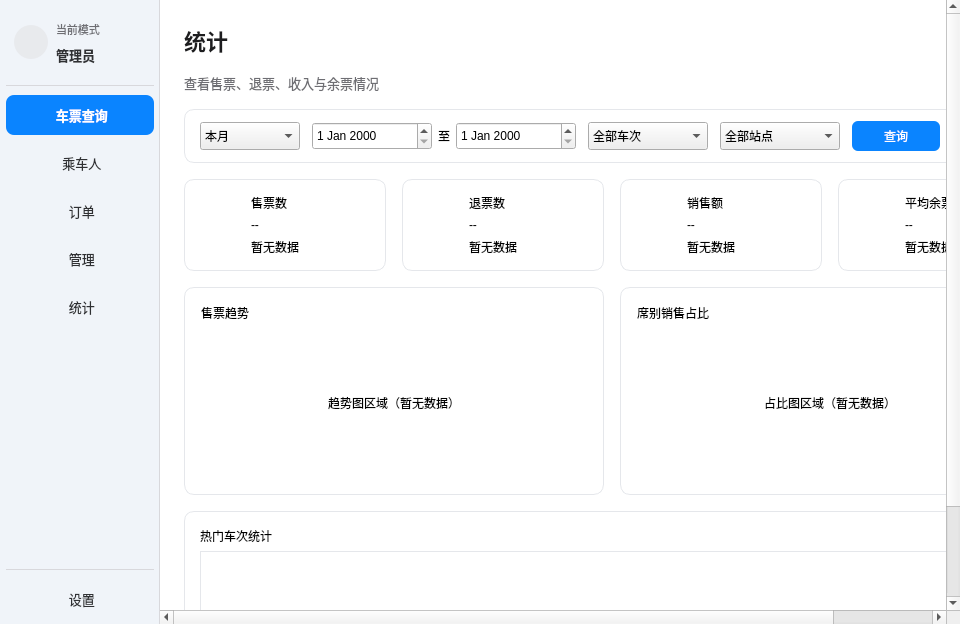
Old version of the form src/app/mainwindow.ui in the repository miunerofrade/seu-qt-summer-school.
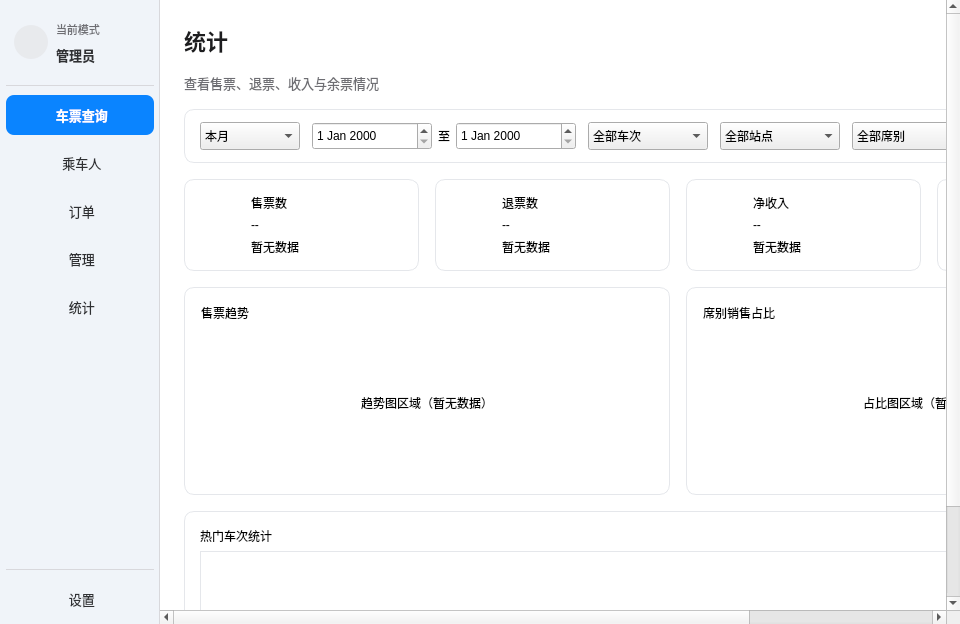
New version of the form. The open tabs and pages were chosen to show the change. Icons and pictures are not drawn. Custom widgets are drawn as their Qt base class.

Patch:
```diff
--- a/src/app/mainwindow.ui
+++ b/src/app/mainwindow.ui
@@ -58,6 +58,10 @@
 QMessageBox QPushButton:default:hover {
     background-color: #0071E3;
     border-color: #0071E3;
+}
+
+QLabel#labelRouteArrow {
+    padding-top: 10px;
 }</string>
    </property>
    <layout class="QHBoxLayout" name="horizontalLayout">
@@ -1505,6 +1509,14 @@
                  </layout>
                 </widget>
                </item>
+               <item>
+                <widget class="QWidget" name="statisticsSeatFilterGroup" native="true">
+                 <layout class="QHBoxLayout" name="horizontalLayoutStatisticsSeatFilter">
+                  <property name="leftMargin"><number>0</number></property><property name="topMargin"><number>0</number></property><property name="rightMargin"><number>0</number></property><property name="bottomMargin"><number>0</number></property>
+                  <item><widget class="QComboBox" name="comboStatisticsSeat"><property name="minimumSize"><size><width>120</width><height>28</height></size></property><item><property name="text"><string>全部席别</string></property></item></widget></item>
+                 </layout>
+                </widget>
+               </item>
                <item>
                 <widget class="QWidget" name="statisticsActionGroup" native="true">
                  <layout class="QHBoxLayout" name="horizontalLayoutStatisticsActions">
@@ -1522,7 +1534,7 @@
               <property name="spacing"><number>16</number></property>
               <item><widget class="QFrame" name="metricTicketsCard"><layout class="QHBoxLayout" name="horizontalLayoutMetricTickets"><property name="leftMargin"><number>16</number></property><property name="topMargin"><number>14</number></property><property name="rightMargin"><number>16</number></property><property name="bottomMargin"><number>14</number></property><item><widget class="QLabel" name="iconMetricTickets"><property name="minimumSize"><size><width>44</width><height>44</height></size></property><property name="maximumSize"><size><width>44</width><height>44</height></size></property><property name="pixmap"><pixmap resource="resources.qrc">:/icons/ticket.svg</pixmap></property><property name="alignment"><set>Qt::AlignmentFlag::AlignCenter</set></property><property name="class">statisticsMetricIcon</property></widget></item><item><layout class="QVBoxLayout" name="verticalLayoutMetricTickets"><item><widget class="QLabel" name="labelMetricTicketsTitle"><property name="text"><string>售票数</string></property><property name="class">statisticsMetricTitle</property></widget></item><item><widget class="QLabel" name="labelMetricTicketsValue"><property name="text"><string>--</string></property><property name="class">statisticsMetricValue</property></widget></item><item><widget class="QLabel" name="labelMetricTicketsCaption"><property name="text"><string>暂无数据</string></property><property name="class">statisticsCaption</property></widget></item></layout></item></layout></widget></item>
               <item><widget class="QFrame" name="metricRefundsCard"><layout class="QHBoxLayout" name="horizontalLayoutMetricRefunds"><property name="leftMargin"><number>16</number></property><property name="topMargin"><number>14</number></property><property name="rightMargin"><number>16</number></property><property name="bottomMargin"><number>14</number></property><item><widget class="QLabel" name="iconMetricRefunds"><property name="minimumSize"><size><width>44</width><height>44</height></size></property><property name="maximumSize"><size><width>44</width><height>44</height></size></property><property name="pixmap"><pixmap resource="resources.qrc">:/icons/refresh-cw.svg</pixmap></property><property name="alignment"><set>Qt::AlignmentFlag::AlignCenter</set></property><property name="class">statisticsMetricIcon</property></widget></item><item><layout class="QVBoxLayout" name="verticalLayoutMetricRefunds"><item><widget class="QLabel" name="labelMetricRefundsTitle"><property name="text"><string>退票数</string></property><property name="class">statisticsMetricTitle</property></widget></item><item><widget class="QLabel" name="labelMetricRefundsValue"><property name="text"><string>--</string></property><property name="class">statisticsMetricValue</property></widget></item><item><widget class="QLabel" name="labelMetricRefundsCaption"><property name="text"><string>暂无数据</string></property><property name="class">statisticsCaption</property></widget></item></layout></item></layout></widget></item>
-              <item><widget class="QFrame" name="metricRevenueCard"><layout class="QHBoxLayout" name="horizontalLayoutMetricRevenue"><property name="leftMargin"><number>16</number></property><property name="topMargin"><number>14</number></property><property name="rightMargin"><number>16</number></property><property name="bottomMargin"><number>14</number></property><item><widget class="QLabel" name="iconMetricRevenue"><property name="minimumSize"><size><width>44</width><height>44</height></size></property><property name="maximumSize"><size><width>44</width><height>44</height></size></property><property name="pixmap"><pixmap resource="resources.qrc">:/icons/wallet.svg</pixmap></property><property name="alignment"><set>Qt::AlignmentFlag::AlignCenter</set></property><property name="class">statisticsMetricIcon</property></widget></item><item><layout class="QVBoxLayout" name="verticalLayoutMetricRevenue"><item><widget class="QLabel" name="labelMetricRevenueTitle"><property name="text"><string>销售额</string></property><property name="class">statisticsMetricTitle</property></widget></item><item><widget class="QLabel" name="labelMetricRevenueValue"><property name="text"><string>--</string></property><property name="class">statisticsMetricValue</property></widget></item><item><widget class="QLabel" name="labelMetricRevenueCaption"><property name="text"><string>暂无数据</string></property><property name="class">statisticsCaption</property></widget></item></layout></item></layout></widget></item>
+              <item><widget class="QFrame" name="metricRevenueCard"><layout class="QHBoxLayout" name="horizontalLayoutMetricRevenue"><property name="leftMargin"><number>16</number></property><property name="topMargin"><number>14</number></property><property name="rightMargin"><number>16</number></property><property name="bottomMargin"><number>14</number></property><item><widget class="QLabel" name="iconMetricRevenue"><property name="minimumSize"><size><width>44</width><height>44</height></size></property><property name="maximumSize"><size><width>44</width><height>44</height></size></property><property name="pixmap"><pixmap resource="resources.qrc">:/icons/wallet.svg</pixmap></property><property name="alignment"><set>Qt::AlignmentFlag::AlignCenter</set></property><property name="class">statisticsMetricIcon</property></widget></item><item><layout class="QVBoxLayout" name="verticalLayoutMetricRevenue"><item><widget class="QLabel" name="labelMetricRevenueTitle"><property name="text"><string>净收入</string></property><property name="class">statisticsMetricTitle</property></widget></item><item><widget class="QLabel" name="labelMetricRevenueValue"><property name="text"><string>--</string></property><property name="class">statisticsMetricValue</property></widget></item><item><widget class="QLabel" name="labelMetricRevenueCaption"><property name="text"><string>暂无数据</string></property><property name="class">statisticsCaption</property></widget></item></layout></item></layout></widget></item>
               <item><widget class="QFrame" name="metricRateCard"><layout class="QHBoxLayout" name="horizontalLayoutMetricRate"><property name="leftMargin"><number>16</number></property><property name="topMargin"><number>14</number></property><property name="rightMargin"><number>16</number></property><property name="bottomMargin"><number>14</number></property><item><widget class="QLabel" name="iconMetricRate"><property name="minimumSize"><size><width>44</width><height>44</height></size></property><property name="maximumSize"><size><width>44</width><height>44</height></size></property><property name="pixmap"><pixmap resource="resources.qrc">:/icons/chart-pie.svg</pixmap></property><property name="alignment"><set>Qt::AlignmentFlag::AlignCenter</set></property><property name="class">statisticsMetricIcon</property></widget></item><item><layout class="QVBoxLayout" name="verticalLayoutMetricRate"><item><widget class="QLabel" name="labelMetricRateTitle"><property name="text"><string>平均余票率</string></property><property name="class">statisticsMetricTitle</property></widget></item><item><widget class="QLabel" name="labelMetricRateValue"><property name="text"><string>--</string></property><property name="class">statisticsMetricValue</property></widget></item><item><widget class="QLabel" name="labelMetricRateCaption"><property name="text"><string>暂无数据</string></property><property name="class">statisticsCaption</property></widget></item></layout></item></layout></widget></item>
              </layout>
             </item>
```
